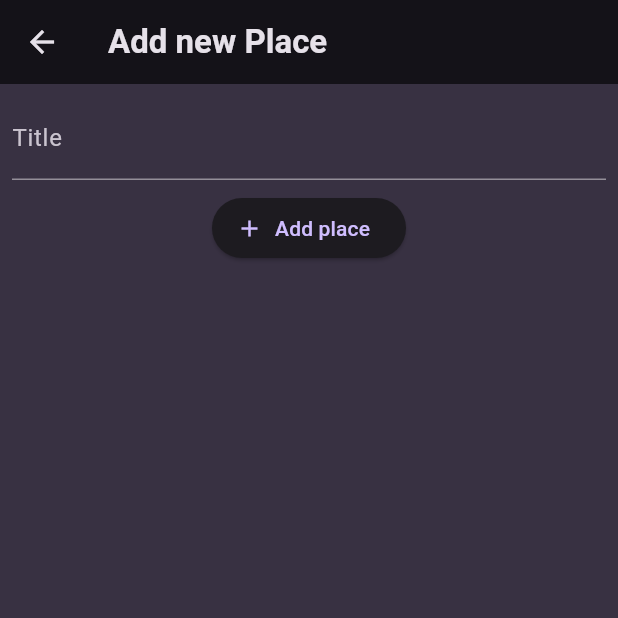
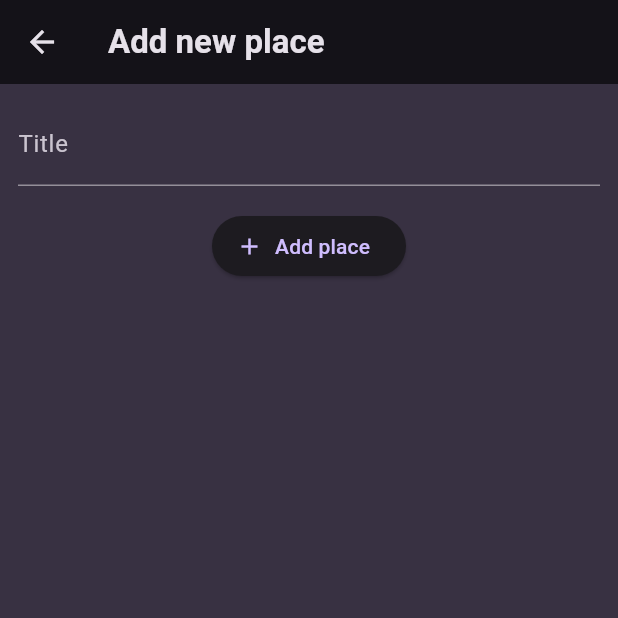
Before and after one commit to gustawx/native-features, a Flutter app: the screen it shows after launch, after a tap on the "add" icon, on a phone screen of 412 x 824 dp, the top half of it. Run offline on Flutter 3.47's test engine with Material 3 defaults, Android fonts, the phone set to English and light mode, and no system bars; our stand-ins replace flutter_riverpod, google_fonts.

Commit message:
feat(main.dart): replace TabsScreen with PlacesScreen as home screen for better user experience refactor(place.dart): add id field to Place model using uuid for unique identification refactor(places_provider.dart): remove places_provider and replace with user_places for better naming convention feat(user_places.dart): create new UserPlacesNotifier for managing user places refactor(add_place.dart): refactor AddPlaceScreen to use TextEditingController for better form handling feat(places.dart): create new PlacesScreen for displaying user places feat(places_list.dart): create new PlacesList widget for displaying list of places feat(pubspec.yaml): add uuid package for generating unique ids for places

```diff
--- a/lib/main.dart
+++ b/lib/main.dart
@@ -1,7 +1,7 @@
 import 'package:flutter/material.dart';
 import 'package:flutter_riverpod/flutter_riverpod.dart';
 import 'package:google_fonts/google_fonts.dart';
-import 'package:native_features/screens/tabs.dart';
+import 'package:native_features/screens/places.dart';
 
 final colorScheme = ColorScheme.fromSeed(
   brightness: Brightness.dark,
@@ -39,7 +39,7 @@ class MyApp extends StatelessWidget {
     return MaterialApp(
       title: 'Great Places',
       theme: theme,
-      home: const TabsScreen(),
+      home: const PlacesScreen(),
     );
   }
 }
--- a/lib/models/place.dart
+++ b/lib/models/place.dart
@@ -1,5 +1,10 @@
+import 'package:uuid/uuid.dart';
+
+const uuid = Uuid();
+
 class Place {
   final String title;
+  final String id;
 
-  const Place({required this.title});
+  Place({required this.title}) : id = uuid.v4();
 }
--- a/lib/screens/add_place.dart
+++ b/lib/screens/add_place.dart
@@ -1,52 +1,49 @@
 import 'package:flutter/material.dart';
-import 'package:flutter_riverpod/flutter_riverpod.dart';
-import 'package:native_features/models/place.dart';
 
-class AddPlaceScreen extends ConsumerStatefulWidget {
+class AddPlaceScreen extends StatefulWidget {
   const AddPlaceScreen({super.key});
 
   @override
-  ConsumerState<ConsumerStatefulWidget> createState() {
+  State<StatefulWidget> createState() {
     return _AddPlaceScreen();
   }
 }
 
-class _AddPlaceScreen extends ConsumerState<AddPlaceScreen> {
-  final _formKey = GlobalKey<FormState>();
-  var _enteredTitle = '';
+class _AddPlaceScreen extends State<AddPlaceScreen> {
+  final _titleCOntroller = TextEditingController();
+
+  @override
+  void dispose() {
+    _titleCOntroller.dispose();
+    super.dispose();
+  }
 
   @override
   Widget build(BuildContext context) {
     return Scaffold(
       appBar: AppBar(
-        title: const Text('Add new Place'),
+        title: const Text('Add new place'),
       ),
-      body: Form(
-        key: _formKey,
-        child: Column(
-          children: [
-            Padding(
-              padding: const EdgeInsets.all(8.0),
-              child: TextFormField(
-                  decoration: const InputDecoration(labelText: "Title"),
-                  onSaved: (value) {
-                    print(value.toString());
-                    _enteredTitle = value!;
-                  }),
-            ),
-            Center(
-              child: ElevatedButton.icon(
-                onPressed: () {
-                  print(_enteredTitle);
-                  Navigator.of(context).pop(Place(title: _enteredTitle));
-                },
+      body: SingleChildScrollView(
+          padding: const EdgeInsets.all(12),
+          child: Column(
+            children: [
+              TextField(
+                decoration: const InputDecoration(labelText: 'Title'),
+                controller: _titleCOntroller,
+                style: TextStyle(
+                    color: Theme.of(context).colorScheme.onBackground),
+              ),
+              const SizedBox(
+                height: 16,
+              ),
+              ElevatedButton.icon(
+                onPressed: () {},
+                label: const Text('Add place'),
                 icon: const Icon(Icons.add),
-                label: const Text('Add place'),
-              ),
-            )
-          ],
-        ),
-      ),
+              )
+            ],
+          )),
     );
   }
 }
--- /dev/null
+++ b/lib/screens/places.dart
@@ -0,0 +1,26 @@
+import 'package:flutter/material.dart';
+import 'package:native_features/screens/add_place.dart';
+import 'package:native_features/widgets/places_list.dart';
+
+class PlacesScreen extends StatelessWidget {
+  const PlacesScreen({super.key});
+
+  @override
+  Widget build(BuildContext context) {
+    return Scaffold(
+      appBar: AppBar(
+        title: const Text('Your places'),
+        actions: [
+          IconButton(
+            onPressed: () {
+              Navigator.of(context).push(
+                  MaterialPageRoute(builder: (ctx) => const AddPlaceScreen()));
+            },
+            icon: const Icon(Icons.add),
+          ),
+        ],
+      ),
+      body: PlacesList(places: []),
+    );
+  }
+}
--- a/lib/screens/tabs.dart
+++ /dev/null
@@ -1,65 +0,0 @@
-import 'package:flutter/material.dart';
-import 'package:flutter_riverpod/flutter_riverpod.dart';
-import 'package:native_features/models/place.dart';
-import 'package:native_features/providers/places_provider.dart';
-import 'package:native_features/screens/add_place.dart';
-import 'package:native_features/screens/place_screen.dart';
-
-class TabsScreen extends ConsumerStatefulWidget {
-  const TabsScreen({super.key});
-
-  @override
-  ConsumerState<ConsumerStatefulWidget> createState() {
-    return _TabsScreen();
-  }
-}
-
-class _TabsScreen extends ConsumerState<TabsScreen> {
-  void _addItem() async {
-    final newPlace = await Navigator.of(context).push<Place>(
-      MaterialPageRoute(
-        builder: (ctx) => const AddPlaceScreen(),
-      ),
-    );
-    // print("newPlace");
-    // print(newPlace);
-
-    if (newPlace == null) {
-      return;
-    }
-  }
-
-  @override
-  Widget build(BuildContext context) {
-    final places = ref.watch(placesProvider);
-    return Scaffold(
-      appBar: AppBar(
-        title: const Text('Yours Places'),
-        actions: [
-          IconButton(
-            icon: const Icon(Icons.add),
-            onPressed: _addItem,
-            // () {
-            //   print("object");
-            // Navigator.of(context).push<AddPlaceScreen>(MaterialPageRoute(
-            //     builder: (ctx) => const AddPlaceScreen()));
-            // },
-          )
-        ],
-      ),
-      body: ListView.builder(
-          shrinkWrap: true,
-          itemCount: places.length,
-          itemBuilder: (ctx, index) => ListTile(
-                title: Text(places[index].title),
-                onTap: () {
-                  Navigator.of(context).push(
-                    MaterialPageRoute(
-                      builder: (ctx) => PlaceScreen(places[index]),
-                    ),
-                  );
-                },
-              )),
-    );
-  }
-}
--- /dev/null
+++ b/lib/widgets/places_list.dart
@@ -0,0 +1,32 @@
+import 'package:flutter/material.dart';
+import 'package:native_features/models/place.dart';
+
+class PlacesList extends StatelessWidget {
+  const PlacesList({super.key, required this.places});
+
+  final List<Place> places;
+
+  @override
+  Widget build(BuildContext context) {
+    if (places.isEmpty) {
+      return Center(
+        child: Text(
+          'No place added yet',
+          style: Theme.of(context).textTheme.bodyLarge!.copyWith(
+                color: Theme.of(context).colorScheme.onBackground,
+              ),
+        ),
+      );
+    }
+    return ListView.builder(
+        itemCount: places.length,
+        itemBuilder: (ctx, index) => ListTile(
+              title: Text(
+                places[index].title,
+                style: Theme.of(context).textTheme.titleMedium!.copyWith(
+                      color: Theme.of(context).colorScheme.onBackground,
+                    ),
+              ),
+            ));
+  }
+}
--- a/pubspec.yaml
+++ b/pubspec.yaml
@@ -37,6 +37,7 @@ dependencies:
   cupertino_icons: ^1.0.2
   google_fonts: ^6.1.0
   flutter_riverpod: ^2.4.9
+  uuid: ^4.2.1
 
 dev_dependencies:
   flutter_test:
```
Also changed, not shown: lib/providers/places_provider.dart (deleted, +0 -20 lines), lib/providers/user_places.dart (added, +13 -0 lines), lib/screens/places_detail.dart (added), pubspec.lock.
